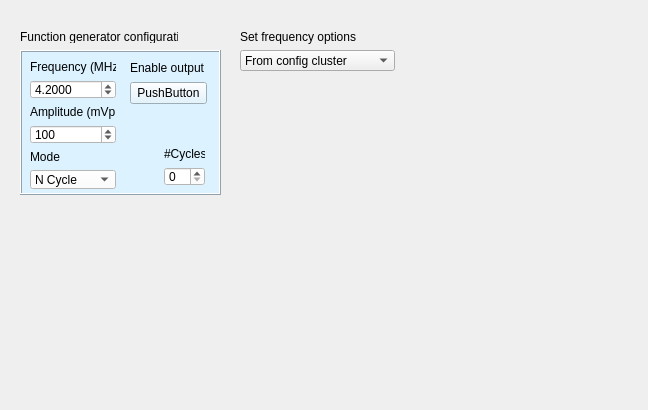
The window that Widget_Library/widget_function_generator.ui (8foldrepo/RF_Balance_Profound) describes before a commit, drawn with Qt 5.
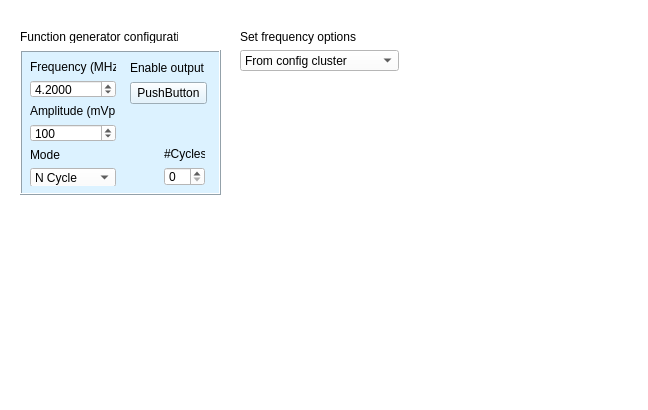
The same window after the commit. Custom widgets are drawn as their Qt base class.

Diff of the .ui file:
```diff
--- a/Widget_Library/widget_function_generator.ui
+++ b/Widget_Library/widget_function_generator.ui
@@ -13,6 +13,14 @@
   <property name="windowTitle">
    <string>Form</string>
   </property>
+  <property name="autoFillBackground">
+   <bool>true</bool>
+  </property>
+  <property name="styleSheet">
+   <string notr="true">background-color: rgb(255, 255, 255);
+selection-color: rgb(85, 170, 255);
+selection-background-color: rgb(200, 200, 200);</string>
+  </property>
   <widget class="QLabel" name="label">
    <property name="geometry">
     <rect>
@@ -50,7 +58,7 @@
       <x>10</x>
       <y>10</y>
       <width>86</width>
-      <height>129</height>
+      <height>126</height>
      </rect>
     </property>
     <layout class="QVBoxLayout" name="freq_ampl_mode_vert">
@@ -124,8 +132,13 @@
          <height>19</height>
         </size>
        </property>
+       <property name="autoFillBackground">
+        <bool>false</bool>
+       </property>
        <property name="styleSheet">
-        <string notr="true">background-color:white</string>
+        <string notr="true">background-color:white;
+selection-color:rgb(255, 255, 255);
+selection-background-color:rgb(85, 170, 255);</string>
        </property>
        <item>
         <property name="text">
@@ -199,7 +212,7 @@
     <rect>
      <x>240</x>
      <y>30</y>
-     <width>155</width>
+     <width>159</width>
      <height>41</height>
     </rect>
    </property>
@@ -221,6 +234,14 @@
                                 Common high frequency&lt;/p&gt;&lt;/body&gt;&lt;/html&gt;
                             </string>
       </property>
+      <property name="autoFillBackground">
+       <bool>false</bool>
+      </property>
+      <property name="styleSheet">
+       <string notr="true">background-color:white;
+selection-color:rgb(255, 255, 255);
+selection-background-color:rgb(85, 170, 255);</string>
+      </property>
       <item>
        <property name="text">
         <string>From config cluster</string>
```
